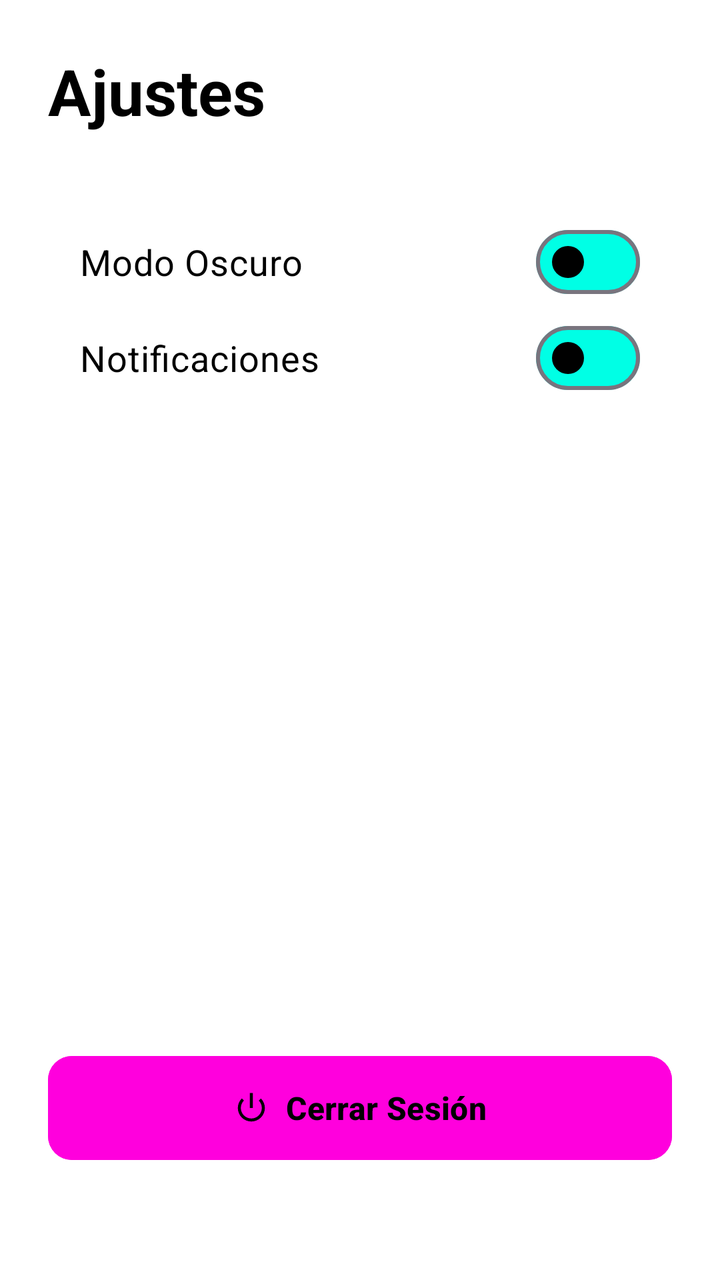
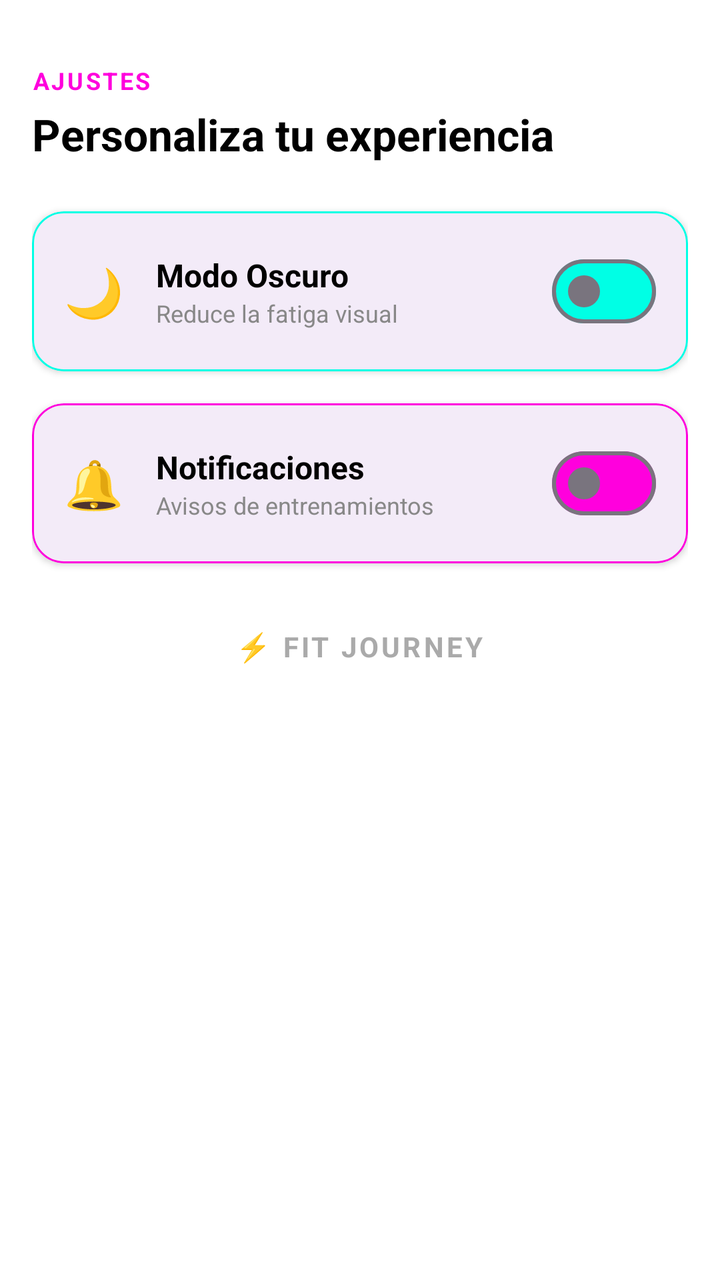

Screens rendered from an Android XML layout before and after an edit, with the pre-edit source and the edit as a unified diff.
<!-- AndroidManifest.xml: application theme Theme.FitJourney -->
<!-- res/layout/fragment_settings.xml -->
<?xml version="1.0" encoding="utf-8"?>
<androidx.constraintlayout.widget.ConstraintLayout
    xmlns:android="http://schemas.android.com/apk/res/android"
    xmlns:app="http://schemas.android.com/apk/res-auto"
    xmlns:tools="http://schemas.android.com/tools"
    android:layout_width="match_parent"
    android:layout_height="match_parent"
    android:id="@+id/settingsLayout"
    android:background="@color/fondo"
    android:padding="24dp"
    tools:context=".ui.second.settings.SettingsFragment">

    <TextView
        android:id="@+id/tvTitleSettings"
        android:layout_width="wrap_content"
        android:layout_height="wrap_content"
        android:text="@string/settings"
        android:textColor="@color/text"
        android:textSize="32sp"
        android:textStyle="bold"
        app:layout_constraintStart_toStartOf="parent"
        app:layout_constraintTop_toTopOf="parent" />

    <androidx.cardview.widget.CardView
        android:id="@+id/cardPreferences"
        android:layout_width="match_parent"
        android:layout_height="wrap_content"
        android:layout_marginTop="24dp"
        app:cardBackgroundColor="#1AFFFFFF"
        app:cardCornerRadius="16dp"
        app:cardElevation="0dp"
        app:layout_constraintTop_toBottomOf="@id/tvTitleSettings">

        <LinearLayout
            android:layout_width="match_parent"
            android:layout_height="wrap_content"
            android:orientation="vertical"
            android:padding="16dp">

            <com.google.android.material.materialswitch.MaterialSwitch
                android:id="@+id/switchDarkMode"
                android:layout_width="match_parent"
                android:layout_height="wrap_content"
                android:minHeight="48dp"
                android:text="@string/dark_mode"
                android:textColor="@color/text"
                android:textSize="18sp"
                app:thumbTint="@color/text"
                app:trackTint="@color/mainazul" />

            <com.google.android.material.materialswitch.MaterialSwitch
                android:id="@+id/switchNotifications"
                android:layout_width="match_parent"
                android:layout_height="wrap_content"
                android:minHeight="48dp"
                android:text="@string/notifications"
                android:textColor="@color/text"
                android:textSize="18sp"
                app:thumbTint="@color/text"
                app:trackTint="@color/mainazul" />

        </LinearLayout>
    </androidx.cardview.widget.CardView>

    <com.google.android.material.button.MaterialButton
        android:id="@+id/btnLogout"
        android:layout_width="match_parent"
        android:layout_height="60dp"
        android:layout_marginBottom="32dp"
        android:backgroundTint="@color/mainrosa"
        android:text="@string/LogOut"
        android:textColor="@color/text"
        android:textSize="16sp"
        android:textStyle="bold"
        app:cornerRadius="12dp"
        app:icon="@android:drawable/ic_lock_power_off"
        app:iconGravity="textStart"
        app:iconTint="@color/text"
        app:layout_constraintBottom_toBottomOf="parent"
        app:layout_constraintEnd_toEndOf="parent"
        app:layout_constraintStart_toStartOf="parent" />

</androidx.constraintlayout.widget.ConstraintLayout>
<!-- resources referenced by this layout -->
<resources>
  <color name="fondo">#FFFFFF</color>
  <color name="mainazul">#00FFE5</color>
  <color name="mainrosa">#FF00DD</color>
  <color name="text">#000000</color>
  <string name="LogOut">Cerrar Sesión</string>
  <string name="dark_mode">Modo Oscuro</string>
  <string name="notifications">Notificaciones</string>
  <string name="settings">Ajustes</string>
  <style name="Theme.FitJourney" parent="Base.Theme.FitJourney" />
  <style name="Base.Theme.FitJourney" parent="Theme.Material3.DayNight.NoActionBar">
  
      </style>
</resources>

<!-- the commit's change to res/layout/fragment_settings.xml (unified diff, before → after) -->
@@ -1,83 +1,168 @@
 <?xml version="1.0" encoding="utf-8"?>
-<androidx.constraintlayout.widget.ConstraintLayout
+<androidx.core.widget.NestedScrollView
     xmlns:android="http://schemas.android.com/apk/res/android"
     xmlns:app="http://schemas.android.com/apk/res-auto"
-    xmlns:tools="http://schemas.android.com/tools"
     android:layout_width="match_parent"
     android:layout_height="match_parent"
-    android:id="@+id/settingsLayout"
     android:background="@color/fondo"
-    android:padding="24dp"
-    tools:context=".ui.second.settings.SettingsFragment">
+    android:clipToPadding="false"
+    android:padding="16dp">
 
-    <TextView
-        android:id="@+id/tvTitleSettings"
-        android:layout_width="wrap_content"
-        android:layout_height="wrap_content"
-        android:text="@string/settings"
-        android:textColor="@color/text"
-        android:textSize="32sp"
-        android:textStyle="bold"
-        app:layout_constraintStart_toStartOf="parent"
-        app:layout_constraintTop_toTopOf="parent" />
-
-    <androidx.cardview.widget.CardView
-        android:id="@+id/cardPreferences"
+    <LinearLayout
         android:layout_width="match_parent"
         android:layout_height="wrap_content"
-        android:layout_marginTop="24dp"
-        app:cardBackgroundColor="#1AFFFFFF"
-        app:cardCornerRadius="16dp"
-        app:cardElevation="0dp"
-        app:layout_constraintTop_toBottomOf="@id/tvTitleSettings">
+        android:orientation="vertical">
 
         <LinearLayout
             android:layout_width="match_parent"
             android:layout_height="wrap_content"
             android:orientation="vertical"
-            android:padding="16dp">
+            android:layout_marginBottom="24dp"
+            android:layout_marginTop="16dp">
 
-            <com.google.android.material.materialswitch.MaterialSwitch
-                android:id="@+id/switchDarkMode"
+            <TextView
+                android:layout_width="wrap_content"
+                android:layout_height="wrap_content"
+                android:text="AJUSTES"
+                android:textColor="@color/mainrosa"
+                android:textSize="12sp"
+                android:letterSpacing="0.1"
+                android:textStyle="bold" />
+
+            <TextView
+                android:layout_width="wrap_content"
+                android:layout_height="wrap_content"
+                android:text="Personaliza tu experiencia"
+                android:textColor="@color/text"
+                android:textSize="22sp"
+                android:textStyle="bold"
+                android:layout_marginTop="4dp" />
+        </LinearLayout>
+
+        <com.google.android.material.card.MaterialCardView
+            android:layout_width="match_parent"
+            android:layout_height="wrap_content"
+            android:layout_marginBottom="16dp"
+            app:cardBackgroundColor="?attr/colorSurface"
+            app:cardCornerRadius="16dp"
+            app:cardElevation="2dp"
+            app:strokeColor="@color/mainazul"
+            app:strokeWidth="1dp">
+
+            <LinearLayout
                 android:layout_width="match_parent"
                 android:layout_height="wrap_content"
-                android:minHeight="48dp"
-                android:text="@string/dark_mode"
-                android:textColor="@color/text"
-                android:textSize="18sp"
-                app:thumbTint="@color/text"
-                app:trackTint="@color/mainazul" />
+                android:orientation="horizontal"
+                android:gravity="center_vertical"
+                android:padding="16dp">
 
-            <com.google.android.material.materialswitch.MaterialSwitch
-                android:id="@+id/switchNotifications"
+                <TextView
+                    android:layout_width="wrap_content"
+                    android:layout_height="wrap_content"
+                    android:text="🌙"
+                    android:textSize="24sp"
+                    android:layout_marginEnd="16dp" />
+
+                <LinearLayout
+                    android:layout_width="0dp"
+                    android:layout_height="wrap_content"
+                    android:layout_weight="1"
+                    android:orientation="vertical">
+
+                    <TextView
+                        android:layout_width="wrap_content"
+                        android:layout_height="wrap_content"
+                        android:text="Modo Oscuro"
+                        android:textColor="@color/text"
+                        android:textSize="16sp"
+                        android:textStyle="bold" />
+
+                    <TextView
+                        android:layout_width="wrap_content"
+                        android:layout_height="wrap_content"
+                        android:text="Reduce la fatiga visual"
+                        android:textColor="#888888"
+                        android:textSize="12sp" />
+                </LinearLayout>
+
+                <com.google.android.material.materialswitch.MaterialSwitch
+                    android:id="@+id/switchTheme"
+                    android:layout_width="wrap_content"
+                    android:layout_height="wrap_content"
+                    app:trackTint="@color/mainazul" />
+            </LinearLayout>
+        </com.google.android.material.card.MaterialCardView>
+
+        <com.google.android.material.card.MaterialCardView
+            android:layout_width="match_parent"
+            android:layout_height="wrap_content"
+            android:layout_marginBottom="32dp"
+            app:cardBackgroundColor="?attr/colorSurface"
+            app:cardCornerRadius="16dp"
+            app:cardElevation="2dp"
+            app:strokeColor="@color/mainrosa"
+            app:strokeWidth="1dp">
+
+            <LinearLayout
                 android:layout_width="match_parent"
                 android:layout_height="wrap_content"
-                android:minHeight="48dp"
-                android:text="@string/notifications"
-                android:textColor="@color/text"
-                android:textSize="18sp"
-                app:thumbTint="@color/text"
-                app:trackTint="@color/mainazul" />
+                android:orientation="horizontal"
+                android:gravity="center_vertical"
+                android:padding="16dp">
+
+                <TextView
+                    android:layout_width="wrap_content"
+                    android:layout_height="wrap_content"
+                    android:text="🔔"
+                    android:textSize="24sp"
+                    android:layout_marginEnd="16dp" />
+
+                <LinearLayout
+                    android:layout_width="0dp"
+                    android:layout_height="wrap_content"
+                    android:layout_weight="1"
+                    android:orientation="vertical">
+
+                    <TextView
+                        android:layout_width="wrap_content"
+                        android:layout_height="wrap_content"
+                        android:text="Notificaciones"
+                        android:textColor="@color/text"
+                        android:textSize="16sp"
+                        android:textStyle="bold" />
+
+                    <TextView
+                        android:layout_width="wrap_content"
+                        android:layout_height="wrap_content"
+                        android:text="Avisos de entrenamientos"
+                        android:textColor="#888888"
+                        android:textSize="12sp" />
+                </LinearLayout>
+
+                <com.google.android.material.materialswitch.MaterialSwitch
+                    android:id="@+id/switchNotifications"
+                    android:layout_width="wrap_content"
+                    android:layout_height="wrap_content"
+                    app:trackTint="@color/mainrosa" />
+            </LinearLayout>
+        </com.google.android.material.card.MaterialCardView>
+
+        <LinearLayout
+            android:layout_width="match_parent"
+            android:layout_height="wrap_content"
+            android:orientation="vertical"
+            android:gravity="center">
+
+            <TextView
+                android:layout_width="wrap_content"
+                android:layout_height="wrap_content"
+                android:text="⚡ FIT JOURNEY"
+                android:textColor="#AAAAAA"
+                android:textSize="14sp"
+                android:textStyle="bold"
+                android:letterSpacing="0.1" />
 
         </LinearLayout>
-    </androidx.cardview.widget.CardView>
 
-    <com.google.android.material.button.MaterialButton
-        android:id="@+id/btnLogout"
-        android:layout_width="match_parent"
-        android:layout_height="60dp"
-        android:layout_marginBottom="32dp"
-        android:backgroundTint="@color/mainrosa"
-        android:text="@string/LogOut"
-        android:textColor="@color/text"
-        android:textSize="16sp"
-        android:textStyle="bold"
-        app:cornerRadius="12dp"
-        app:icon="@android:drawable/ic_lock_power_off"
-        app:iconGravity="textStart"
-        app:iconTint="@color/text"
-        app:layout_constraintBottom_toBottomOf="parent"
-        app:layout_constraintEnd_toEndOf="parent"
-        app:layout_constraintStart_toStartOf="parent" />
-
-</androidx.constraintlayout.widget.ConstraintLayout>
+    </LinearLayout>
+</androidx.core.widget.NestedScrollView>
<!-- resource entries referenced after the edit -->
@@ -4,10 +4,6 @@
   <color name="mainazul">#00FFE5</color>
   <color name="mainrosa">#FF00DD</color>
   <color name="text">#000000</color>
-  <string name="LogOut">Cerrar Sesión</string>
-  <string name="dark_mode">Modo Oscuro</string>
-  <string name="notifications">Notificaciones</string>
-  <string name="settings">Ajustes</string>
   <style name="Theme.FitJourney" parent="Base.Theme.FitJourney" />
   <style name="Base.Theme.FitJourney" parent="Theme.Material3.DayNight.NoActionBar">
   
